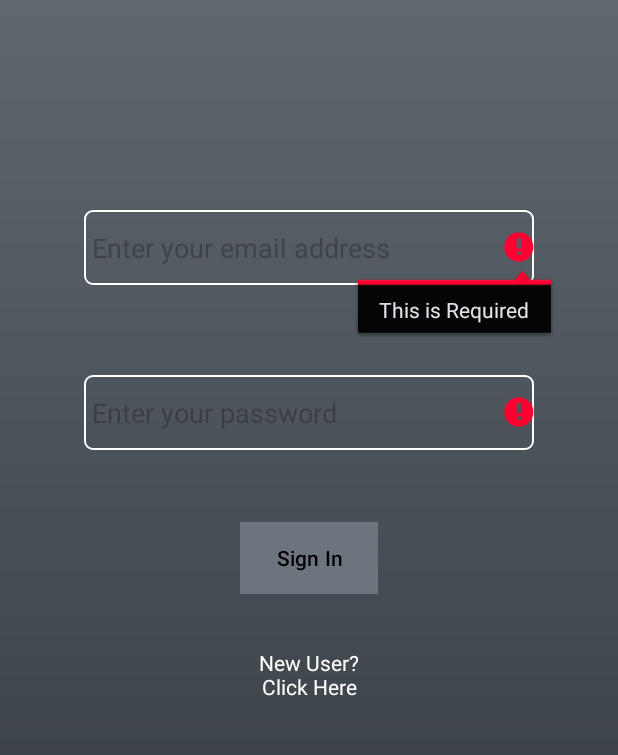
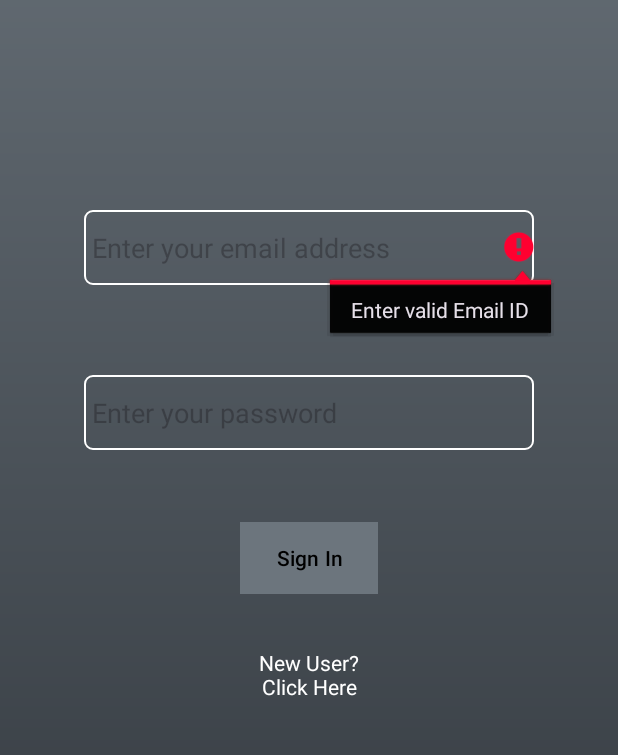
Before and after one commit to TERRA2k5/Filmopedia, an Android app: the screen it shows after launch (MainActivity), after a tap on "Sign In", on a phone screen of 412 x 824 dp, the part 276-1031 px from its top. Run offline under Robolectric (Android 15) with nearby library versions, the phone set to English and light mode, and no system bars; our stand-ins replace Firebase (no records; nobody signed in at launch, a user with empty details on screens opened directly), data binding.

```diff
--- a/app/src/main/java/com/example/filmopedia/MainActivity.kt
+++ b/app/src/main/java/com/example/filmopedia/MainActivity.kt
@@ -12,6 +12,8 @@ import com.google.firebase.Firebase
 import com.google.firebase.auth.FirebaseAuth
 import com.google.firebase.auth.FirebaseUser
 import com.google.firebase.auth.auth
+import java.util.regex.Matcher
+import java.util.regex.Pattern
 
 class MainActivity : AppCompatActivity() {
 
@@ -33,10 +35,19 @@ class MainActivity : AppCompatActivity() {
         }
 
         binding.btnSignIn.setOnClickListener(){
-            if (Check()){
+
+            val email = binding.emailIn.text.toString()
+            if (emailValidator(email)){
+                if (Check()){
+                }
+
+                else{ login() }
             }
 
-            else{ login() }
+            else{
+                binding.emailIn.error = "Enter valid Email ID"
+            }
+
         }
     }
 
@@ -62,26 +73,17 @@ class MainActivity : AppCompatActivity() {
                     // Sign in success, update UI with the signed-in user's information
                     Log.d("TAGY", "signInWithEmail:success")
                     val user = auth.currentUser
-//                    updateUI(user)
                     GoHome()
 
                     finish()
                 } else {
                     // If sign in fails, display a message to the user.
                     Log.w("TAGY", "signInWithEmail:failure", task.exception)
-                    Toast.makeText(
-                        baseContext,
-                        "Authentication failed.",
-                        Toast.LENGTH_SHORT,
-                    ).show()
-//                    updateUI(null)
+                    binding.tvError.setText("Email or Password entered is incorrect")
                 }
             }
     }
 
-    private fun updateUI(user: FirebaseUser?) {
-        TODO("Not yet implemented")
-    }
 
 
 
@@ -112,4 +114,14 @@ class MainActivity : AppCompatActivity() {
 
         return condition
     }
+
+    public fun emailValidator(email: String): Boolean {
+        val pattern: Pattern
+        val matcher: Matcher
+        val EMAIL_PATTERN: String =
+            "^[_A-Za-z0-9-]+(\\.[_A-Za-z0-9-]+)*@[A-Za-z0-9]+(\\.[A-Za-z0-9]+)*(\\.[A-Za-z]{2,})$";
+        pattern = Pattern.compile(EMAIL_PATTERN)
+        matcher = pattern.matcher(email)
+        return matcher.matches()
+    }
 }
--- a/app/src/main/java/com/example/filmopedia/MoviesInterface.kt
+++ b/app/src/main/java/com/example/filmopedia/MoviesInterface.kt
@@ -1,6 +1,7 @@
 package com.example.filmopedia
 
 import com.example.filmopedia.data.MovieResponse
+import com.example.filmopedia.data.MoviesData
 import retrofit2.Call
 import retrofit2.Response
 import retrofit2.http.GET
@@ -17,4 +18,5 @@ interface MoviesInterface {
     @GET("/titles")
     suspend fun getMoviesList():Response<MovieResponse>
 
+
 }
--- a/app/src/main/res/layout/activity_main.xml
+++ b/app/src/main/res/layout/activity_main.xml
@@ -1,9 +1,9 @@
 <?xml version="1.0" encoding="utf-8"?>
-<layout>
+<layout xmlns:tools="http://schemas.android.com/tools"
+    xmlns:android="http://schemas.android.com/apk/res/android"
+    xmlns:app="http://schemas.android.com/apk/res-auto">
 
-    <RelativeLayout xmlns:android="http://schemas.android.com/apk/res/android"
-        xmlns:app="http://schemas.android.com/apk/res-auto"
-        xmlns:tools="http://schemas.android.com/tools"
+    <RelativeLayout
         android:layout_width="match_parent"
         android:layout_height="match_parent"
         android:background="@drawable/background"
@@ -12,6 +12,19 @@
         <androidx.constraintlayout.widget.ConstraintLayout
             android:layout_width="match_parent"
             android:layout_height="match_parent">
+
+            <TextView
+                android:id="@+id/tvError"
+                android:layout_width="300dp"
+                android:layout_height="wrap_content"
+                android:layout_marginBottom="60dp"
+                android:text=""
+                android:gravity="center"
+                android:textColor="@color/red"
+                android:textSize="20sp"
+                app:layout_constraintBottom_toTopOf="@+id/email_in"
+                app:layout_constraintEnd_toEndOf="parent"
+                app:layout_constraintStart_toStartOf="parent" />
 
             <ImageView
                 android:id="@+id/imageView"
--- a/app/src/main/res/values/colors.xml
+++ b/app/src/main/res/values/colors.xml
@@ -5,4 +5,5 @@
     <color name="grey_1">#6c757d</color>
     <color name="grey_2">#343a40</color>
     <color name="mint">#d8e2dc</color>
+    <color name="red">#7D0A0A</color>
 </resources>
```
Also changed, not shown: app/src/main/java/com/example/filmopedia/FragmentActivity.kt (+11 -2 lines), app/src/main/java/com/example/filmopedia/SignUpActivity.kt (+24 -12 lines), app/src/main/java/com/example/filmopedia/data/MoviesData.kt (+15 -4 lines), app/src/main/java/com/example/filmopedia/model/MyAdapter.kt (+9 -5 lines), app/src/main/res/layout/activity_sign_up.xml (+18 -4 lines), app/src/main/res/layout/fragment_home_.xml (+12 -1 lines), app/src/main/res/layout/recycler_viewholder.xml (added, +41 -0 lines).
